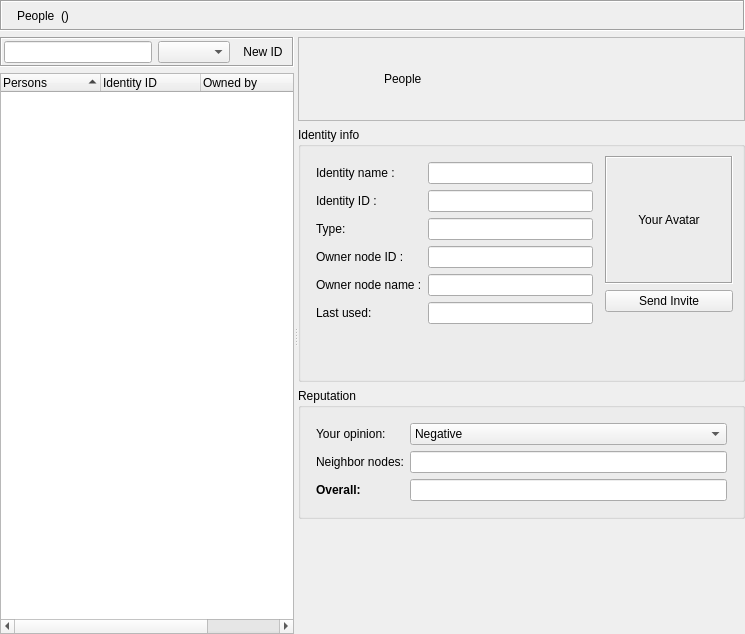
RetroShare/RetroShare, file retroshare-gui/src/gui/Identity/IdDialog.ui: the form before one commit.
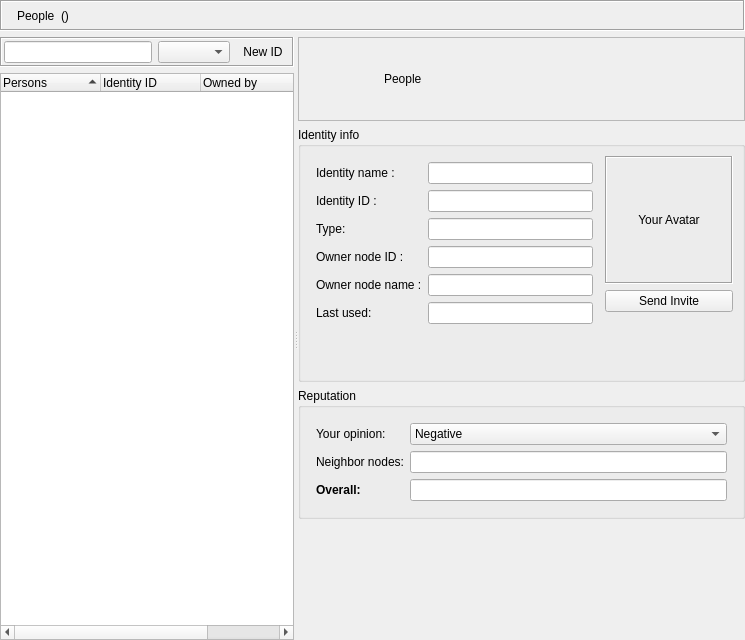
The form after the commit. Icons and pictures are not drawn. Custom widgets are drawn as their Qt base class.

Commit message: updated french text, and improved message in IdDialog

What changed in the file:
```diff
--- a/retroshare-gui/src/gui/Identity/IdDialog.ui
+++ b/retroshare-gui/src/gui/Identity/IdDialog.ui
@@ -7,7 +7,7 @@
     <x>0</x>
     <y>0</y>
     <width>745</width>
-    <height>634</height>
+    <height>640</height>
    </rect>
   </property>
   <property name="sizePolicy">
```
Left out of the diff: 17 changed lines with no effect on the pictures. The commit also changes 2 other files.
